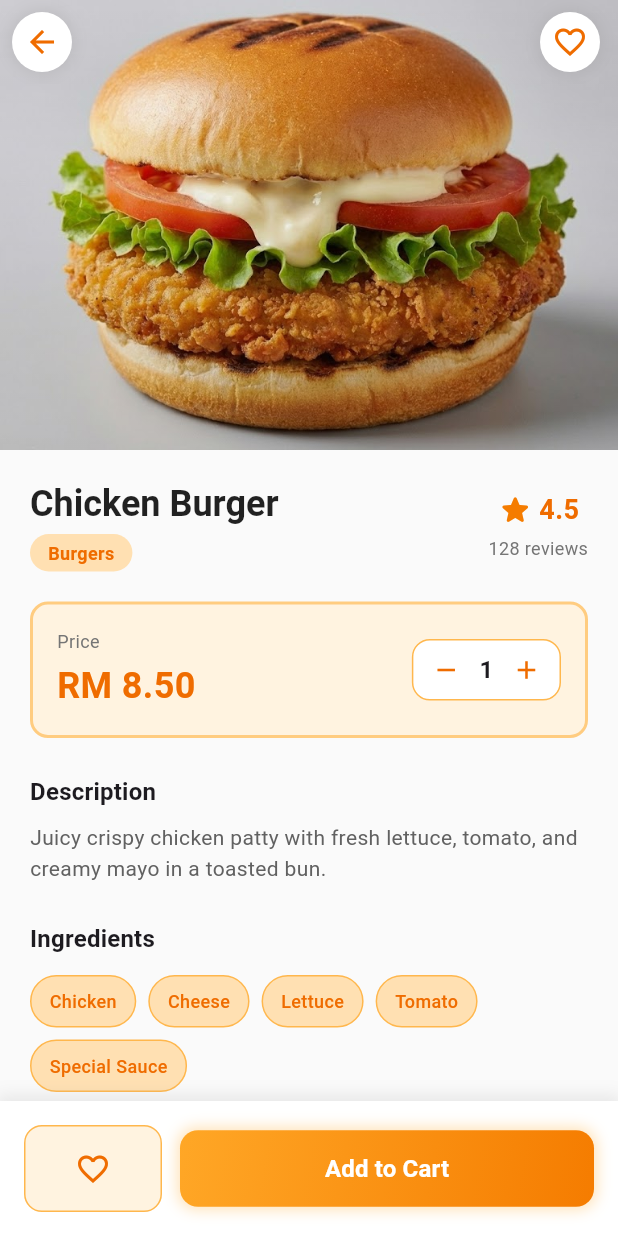
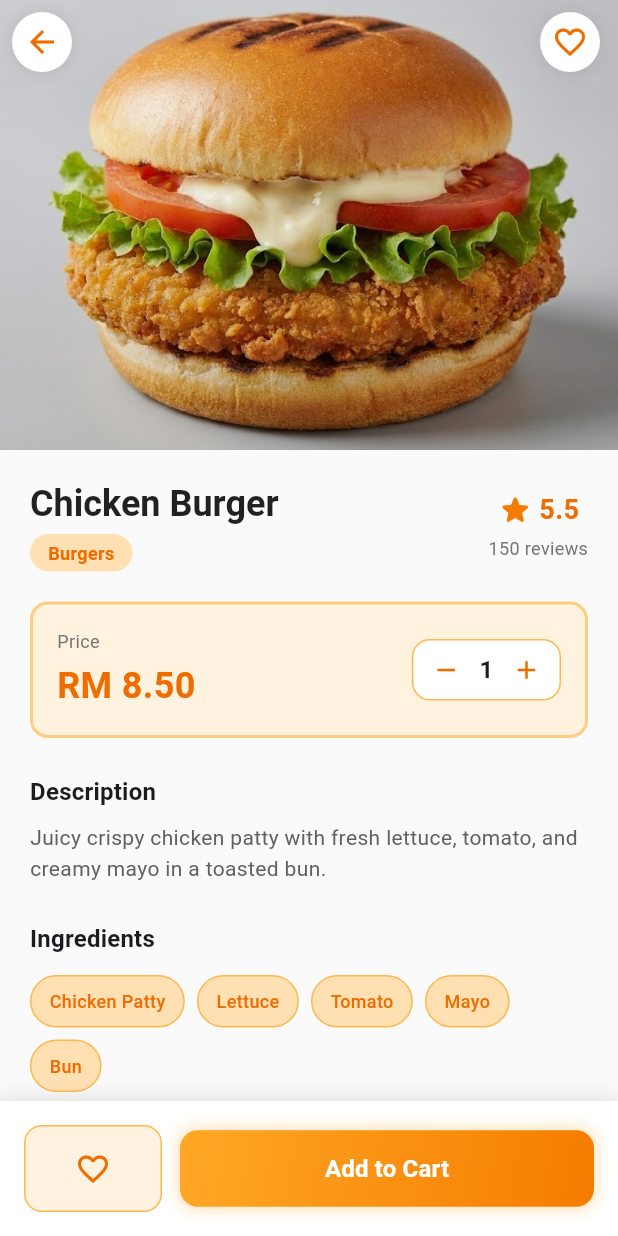
Before and after one commit to marziq/ChikiBite, a Flutter app: the screen it shows after launch, after a tap on "Chicken Burger", on a phone screen of 412 x 824 dp. Run offline on Flutter 3.47's test engine with Material 3 defaults, Android fonts, the phone set to English and light mode, and no system bars; our stand-ins replace cloud_firestore, firebase_auth, firebase_core, material_design_icons_flutter; accounts and stored records are empty.

Commit message:
Food details Update

```diff
--- a/lib/screens/food_detail.dart
+++ b/lib/screens/food_detail.dart
@@ -12,6 +12,10 @@ class FoodDetailScreen extends StatefulWidget {
   final int reviews;
   final List<String> ingredients;
   final String imagePath;
+  final double calories;
+  final double protein;
+  final double fat;
+  final double carbs;
 
   const FoodDetailScreen({
     super.key,
@@ -20,16 +24,20 @@ class FoodDetailScreen extends StatefulWidget {
     required this.description,
     required this.price,
     required this.category,
-    this.rating = 4.5,
-    this.reviews = 128,
+    this.rating = 5.5,
+    this.reviews = 150,
     this.ingredients = const [
       'Chicken',
-      'Cheese',
+      'Cheese Slice',
       'Lettuce',
       'Tomato',
       'Special Sauce',
     ],
     this.imagePath = 'assets/img/food_placeholder.png',
+    this.calories = 450,
+    this.protein = 25,
+    this.fat = 18,
+    this.carbs = 42,
   });
 
   @override
@@ -383,10 +391,10 @@ class _FoodDetailScreenState extends State<FoodDetailScreen> {
                         Row(
                           mainAxisAlignment: MainAxisAlignment.spaceBetween,
                           children: [
-                            _buildNutritionItem('Calories', '450', 'kcal'),
-                            _buildNutritionItem('Protein', '25', 'g'),
-                            _buildNutritionItem('Fat', '18', 'g'),
-                            _buildNutritionItem('Carbs', '42', 'g'),
+                            _buildNutritionItem('Calories', widget.calories.toStringAsFixed(0), 'kcal'),
+                            _buildNutritionItem('Protein', widget.protein.toStringAsFixed(0), 'g'),
+                            _buildNutritionItem('Fat', widget.fat.toStringAsFixed(0), 'g'),
+                            _buildNutritionItem('Carbs', widget.carbs.toStringAsFixed(0), 'g'),
                           ],
                         ),
                       ],
--- a/lib/screens/home_screen.dart
+++ b/lib/screens/home_screen.dart
@@ -4,6 +4,7 @@ import 'package:provider/provider.dart';
 import 'checkout_screen.dart';
 import 'food_detail.dart';
 import '../data/menu_data.dart';
+import '../models/menu.dart';
 import '../services/cart_service.dart';
 
 class HomeScreen extends StatefulWidget {
@@ -301,12 +302,17 @@ class _HomeScreenState extends State<HomeScreen> {
                             context,
                             MaterialPageRoute(
                               builder: (context) => FoodDetailScreen(
-                                itemId: 'home_popular_${item.name.toLowerCase().replaceAll(' ', '_')}',
+                                itemId: item.itemID,
                                 foodName: item.name,
                                 description: item.description,
                                 price: item.price,
                                 category: item.category,
                                 imagePath: item.imagePath,
+                                ingredients: item.ingredients,
+                                calories: item.calories,
+                                protein: item.protein,
+                                fat: item.fat,
+                                carbs: item.carbs,
                               ),
                             ),
                           );
@@ -426,12 +432,17 @@ class _HomeScreenState extends State<HomeScreen> {
                             context,
                             MaterialPageRoute(
                               builder: (context) => FoodDetailScreen(
-                                itemId: 'home_recommended_${item.name.toLowerCase().replaceAll(' ', '_')}',
+                                itemId: item.itemID,
                                 foodName: item.name,
                                 description: item.description,
                                 price: item.price,
                                 category: item.category,
                                 imagePath: item.imagePath,
+                                ingredients: item.ingredients,
+                                calories: item.calories,
+                                protein: item.protein,
+                                fat: item.fat,
+                                carbs: item.carbs,
                               ),
                             ),
                           );
```
Also changed, not shown: lib/data/menu_data.dart (+127 -15 lines), lib/models/menu.dart (+35 -0 lines), lib/screens/menu_screen.dart (+24 -2 lines).
